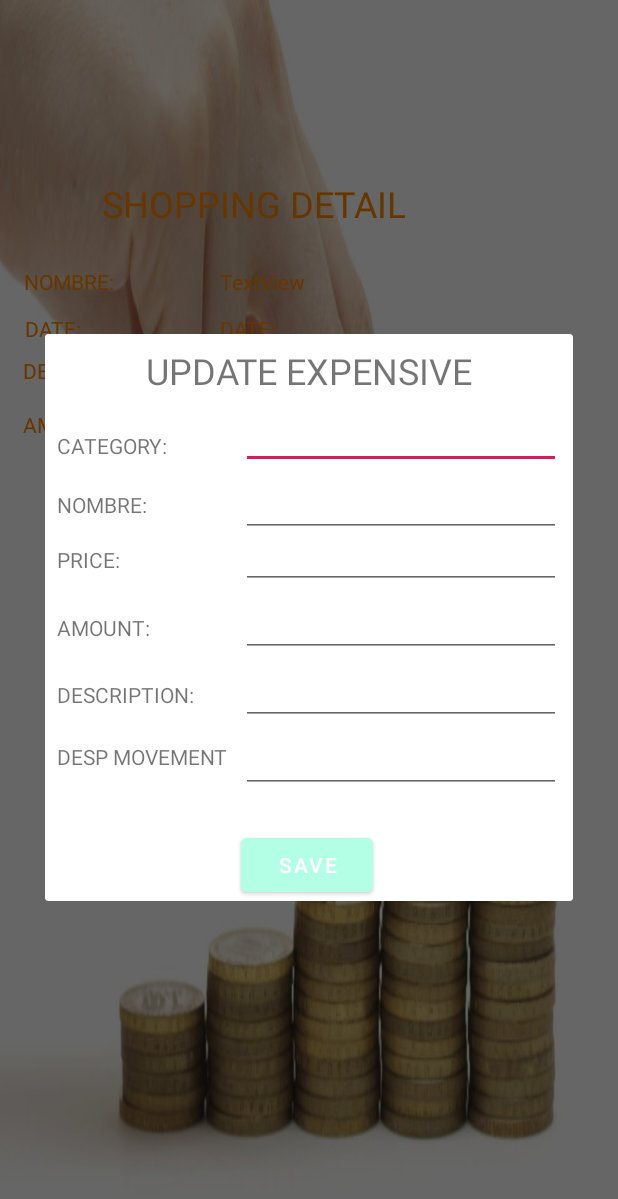
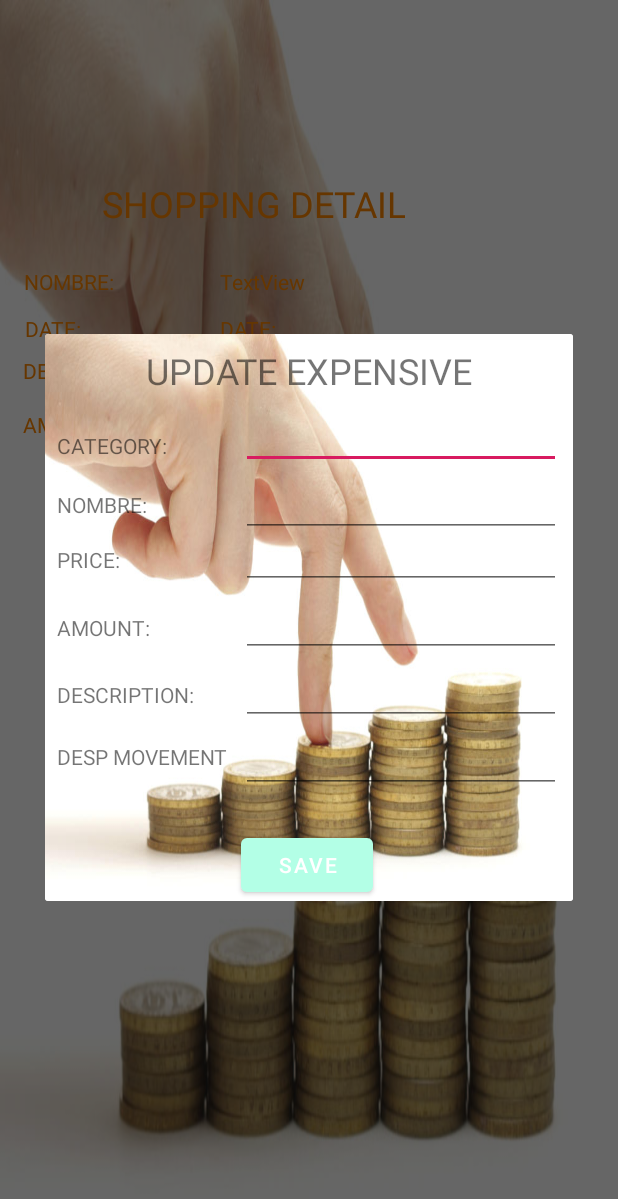
Before and after one commit to Azo2013Github/controlgastos, an Android app: the fragment ListadoDetalleFragment shown on its own in the app's theme, after a tap on "EDITING", on a phone screen of 412 x 824 dp. Shown: the top 1199 px of the screen. Run offline under Robolectric (Android 15) with nearby library versions, the phone set to English and light mode, and no system bars.

Commit message:
insercion de la imagen

```diff
--- a/app/src/main/res/layout/updating_fragment.xml
+++ b/app/src/main/res/layout/updating_fragment.xml
@@ -5,7 +5,8 @@
     android:id="@+id/linearLayout2"
     android:layout_width="match_parent"
     android:layout_height="match_parent"
-    android:orientation="vertical">
+    android:orientation="vertical"
+    android:background="@drawable/control">
 
     <androidx.constraintlayout.widget.Guideline
         android:id="@+id/guideline"
```
